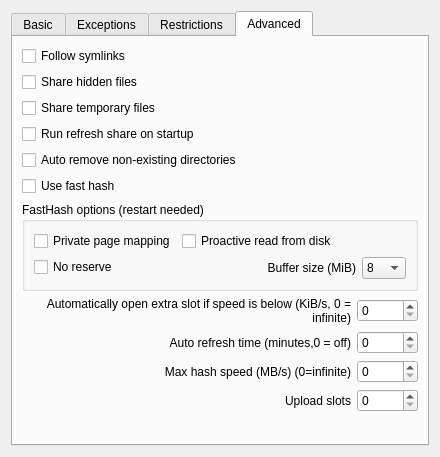
This is eiskaltdcpp-qt/ui/UISettingsSharing.ui in eiskaltdcpp/eiskaltdcpp as Qt 5 draws it before an edit. The edited form follows.
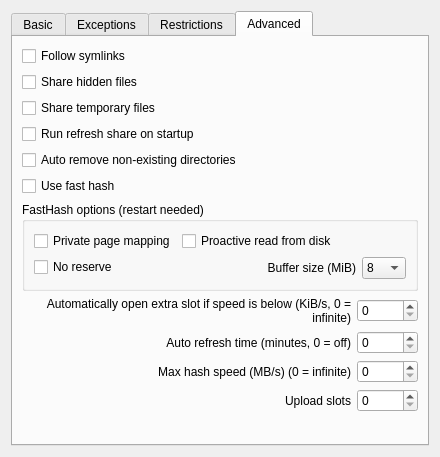
This is the edited form. The open tabs and pages were chosen to show the change.

The edit to the form file:
```diff
--- a/eiskaltdcpp-qt/ui/UISettingsSharing.ui
+++ b/eiskaltdcpp-qt/ui/UISettingsSharing.ui
@@ -474,7 +474,7 @@
             </sizepolicy>
            </property>
            <property name="text">
-            <string>Auto refresh time (minutes,0 = off)</string>
+            <string>Auto refresh time (minutes, 0 = off)</string>
            </property>
            <property name="scaledContents">
             <bool>true</bool>
@@ -506,7 +506,7 @@
             </sizepolicy>
            </property>
            <property name="text">
-            <string>Max hash speed (MB/s) (0=infinite)</string>
+            <string>Max hash speed (MB/s) (0 = infinite)</string>
            </property>
            <property name="alignment">
             <set>Qt::AlignRight|Qt::AlignTrailing|Qt::AlignVCenter</set>
```
